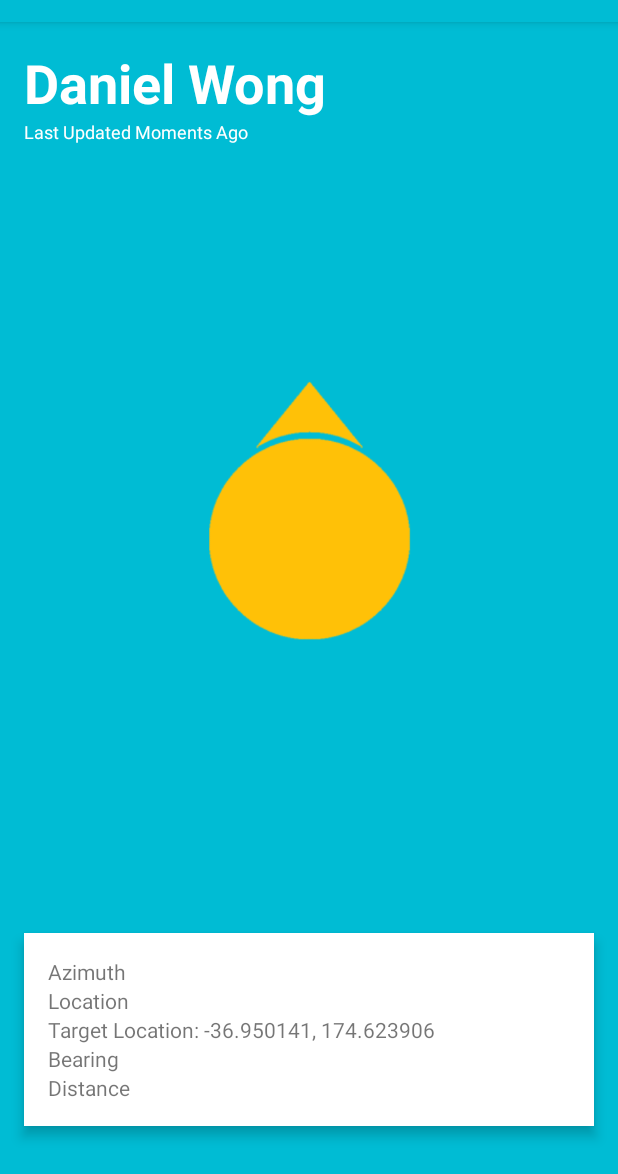
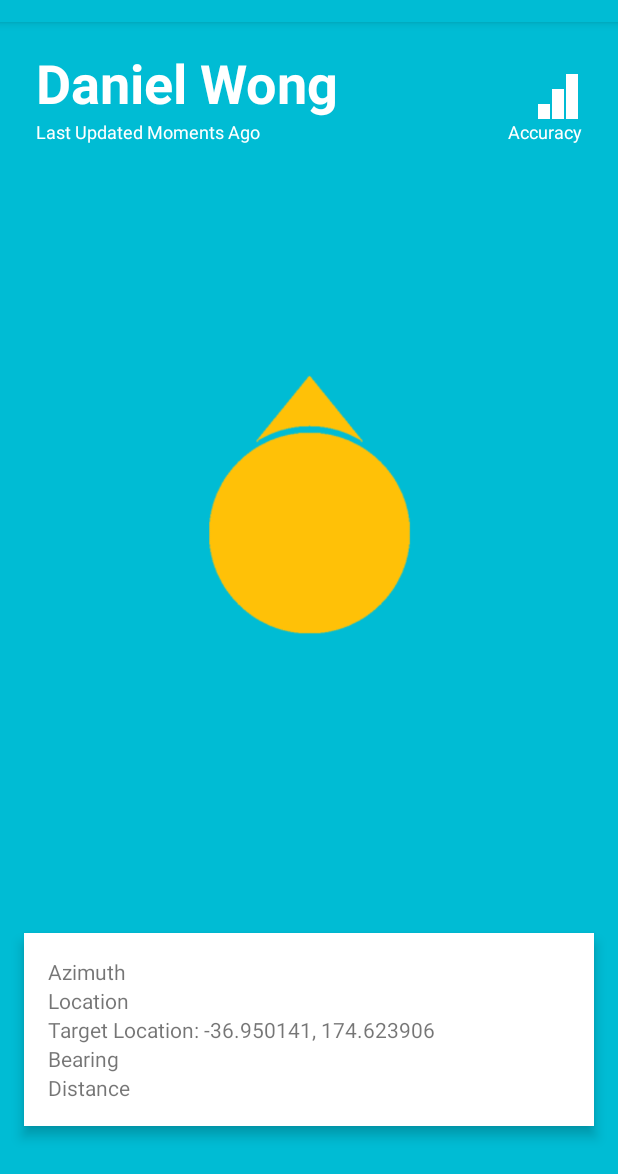
Before and after one commit to dan-wong/Friend-Compass, an Android app: the screen it shows after launch (MainActivity), on a phone screen of 412 x 824 dp, the part 62-1236 px from its top. Run offline under Robolectric (Android 15) with nearby library versions, the phone set to English and light mode, and no system bars; our stand-ins replace ButterKnife; libraries missing offline, so code that uses them is left out: permissions.dispatcher; 1 statement that could not run was skipped.

Commit message:
Add Accuracy Indicator

```diff
--- a/app/src/main/java/com/daniel/friendcompass/activities/MainActivity/MainActivity.java
+++ b/app/src/main/java/com/daniel/friendcompass/activities/MainActivity/MainActivity.java
@@ -5,6 +5,8 @@ import android.arch.lifecycle.Observer;
 import android.arch.lifecycle.ViewModelProviders;
 import android.content.DialogInterface;
 import android.content.Intent;
+import android.graphics.BitmapFactory;
+import android.hardware.SensorManager;
 import android.location.Location;
 import android.location.LocationManager;
 import android.os.Bundle;
@@ -45,6 +47,8 @@ public class MainActivity extends AppCompatActivity implements UserStoreCallback
     @BindView(R.id.bearingToTextView) TextView bearingToTextView;
     @BindView(R.id.distanceTextView) TextView distanceTextView;
     @BindView(R.id.compassImageView) ImageView compassImageView;
+    @BindView(R.id.accuracyImageView)
+    ImageView accuracyImageView;
 
     private LocationService locationService;
     private Location location;
@@ -72,7 +76,7 @@ public class MainActivity extends AppCompatActivity implements UserStoreCallback
         AzimuthSensor azimuthSensor = new AzimuthSensor(this);
         azimuthSensor.registerListener(this.viewModel);
 
-        findViewById(R.id.detailsLayout).setOnClickListener(new View.OnClickListener() {
+        findViewById(R.id.nameLayout).setOnClickListener(new View.OnClickListener() {
             @Override
             public void onClick(View view) {
                 Intent intent = new Intent(getApplicationContext(), UserActivity.class);
@@ -108,8 +112,27 @@ public class MainActivity extends AppCompatActivity implements UserStoreCallback
             }
         };
 
+        final Observer<Integer> sensorAccuracyObserver = new Observer<Integer>() {
+            @Override
+            public void onChanged(@Nullable Integer accuracy) {
+                if (accuracy == null) return;
+                switch (accuracy) {
+                    case SensorManager.SENSOR_STATUS_ACCURACY_HIGH:
+                        accuracyImageView.setImageBitmap(BitmapFactory.decodeResource(getResources(), R.drawable.accuracy_full));
+                        break;
+                    case SensorManager.SENSOR_STATUS_ACCURACY_MEDIUM:
+                        accuracyImageView.setImageBitmap(BitmapFactory.decodeResource(getResources(), R.drawable.accuracy_medium));
+                        break;
+                    default:
+                        accuracyImageView.setImageBitmap(BitmapFactory.decodeResource(getResources(), R.drawable.accuracy_low));
+                        break;
+                }
+            }
+        };
+
         viewModel.getAzimuth().observe(this, azimuthObserver);
         viewModel.getLocation().observe(this, locationObserver);
+        viewModel.getSensorAccuracy().observe(this, sensorAccuracyObserver);
     }
 
     @Override
--- a/app/src/main/java/com/daniel/friendcompass/activities/MainActivity/MainViewModel.java
+++ b/app/src/main/java/com/daniel/friendcompass/activities/MainActivity/MainViewModel.java
@@ -11,6 +11,7 @@ import com.daniel.friendcompass.util.Util;
 public class MainViewModel extends ViewModel implements AzimuthListener, LocationListener {
     private MutableLiveData<Double> azimuth;
     private MutableLiveData<Location> location;
+    private MutableLiveData<Integer> sensorAccuracy;
 
     public MutableLiveData<Double> getAzimuth() {
         if (azimuth == null) azimuth = new MutableLiveData<>();
@@ -20,6 +21,11 @@ public class MainViewModel extends ViewModel implements AzimuthListener, Locatio
     public MutableLiveData<Location> getLocation() {
         if (location == null) location = new MutableLiveData<>();
         return location;
+    }
+
+    public MutableLiveData<Integer> getSensorAccuracy() {
+        if (sensorAccuracy == null) sensorAccuracy = new MutableLiveData<>();
+        return sensorAccuracy;
     }
 
     @Override
@@ -36,6 +42,11 @@ public class MainViewModel extends ViewModel implements AzimuthListener, Locatio
     }
 
     @Override
+    public void sensorAccuracyChanged(int sensorAccuracy) {
+        this.sensorAccuracy.setValue(sensorAccuracy);
+    }
+
+    @Override
     public void locationReceived(Location location) {
         this.location.setValue(location);
     }
--- a/app/src/main/java/com/daniel/friendcompass/azimuth/AzimuthListener.java
+++ b/app/src/main/java/com/daniel/friendcompass/azimuth/AzimuthListener.java
@@ -2,4 +2,6 @@ package com.daniel.friendcompass.azimuth;
 
 public interface AzimuthListener {
     void bearingReceived(double azimuth);
+
+    void sensorAccuracyChanged(int sensorAccuracy);
 }
--- a/app/src/main/java/com/daniel/friendcompass/azimuth/AzimuthSensor.java
+++ b/app/src/main/java/com/daniel/friendcompass/azimuth/AzimuthSensor.java
@@ -43,6 +43,12 @@ public class AzimuthSensor implements SensorEventListener {
         }
     }
 
+    private void updateListeners(int accuracy) {
+        for (AzimuthListener listener : listeners) {
+            listener.sensorAccuracyChanged(accuracy);
+        }
+    }
+
     @Override
     public void onSensorChanged(SensorEvent sensorEvent) {
         switch(sensorEvent.sensor.getType()) {
@@ -72,5 +78,7 @@ public class AzimuthSensor implements SensorEventListener {
     }
 
     @Override
-    public void onAccuracyChanged(Sensor sensor, int i) { }
+    public void onAccuracyChanged(Sensor sensor, int i) {
+        updateListeners(i);
+    }
 }
--- a/app/src/main/res/layout/activity_main.xml
+++ b/app/src/main/res/layout/activity_main.xml
@@ -8,27 +8,31 @@
     android:background="@color/colorPrimary"
     tools:context=".activities.MainActivity.MainActivity">
 
-    <LinearLayout
+    <android.support.constraint.ConstraintLayout
         android:id="@+id/headerLayout"
         android:layout_width="match_parent"
         android:layout_height="wrap_content"
-        android:layout_marginStart="16dp"
+        android:layout_marginStart="24dp"
         android:layout_marginTop="16dp"
-        android:layout_marginEnd="16dp"
-        android:orientation="vertical"
+        android:layout_marginEnd="24dp"
         app:layout_constraintEnd_toEndOf="parent"
         app:layout_constraintStart_toStartOf="parent"
         app:layout_constraintTop_toTopOf="parent">
+
 
         <TextView
             android:id="@+id/nameTextView"
             android:layout_width="wrap_content"
             android:layout_height="wrap_content"
             android:fontFamily="sans-serif"
-            android:text="Daniel Wong"
+            android:text="@string/default_name"
             android:textColor="@android:color/white"
             android:textSize="36sp"
-            android:textStyle="bold" />
+            android:textStyle="bold"
+            app:layout_constraintBottom_toTopOf="@+id/lastUpdatedTextView"
+            app:layout_constraintStart_toStartOf="parent"
+            app:layout_constraintTop_toTopOf="parent"
+            app:layout_constraintVertical_chainStyle="packed" />
 
         <TextView
             android:id="@+id/lastUpdatedTextView"
@@ -36,26 +40,47 @@
             android:layout_height="wrap_content"
             android:text="Last Updated Moments Ago"
             android:textColor="@android:color/white"
-            android:textSize="12sp" />
-    </LinearLayout>
+            android:textSize="12sp"
+            app:layout_constraintStart_toStartOf="parent"
+            app:layout_constraintTop_toBottomOf="@+id/nameTextView" />
+
+        <ImageView
+            android:id="@+id/accuracyImageView"
+            android:layout_width="32dp"
+            android:layout_height="30dp"
+            app:layout_constraintBottom_toTopOf="@+id/accuracyTextView"
+            app:layout_constraintEnd_toEndOf="parent"
+            app:srcCompat="@drawable/accuracy_full" />
+
+        <TextView
+            android:id="@+id/accuracyTextView"
+            android:layout_width="wrap_content"
+            android:layout_height="wrap_content"
+            android:text="@string/accuracy"
+            android:textColor="@android:color/white"
+            android:textSize="12sp"
+            app:layout_constraintBottom_toBottomOf="parent"
+            app:layout_constraintEnd_toEndOf="parent" />
+
+    </android.support.constraint.ConstraintLayout>
 
     <ImageView
         android:id="@+id/compassImageView"
         android:layout_width="wrap_content"
         android:layout_height="250dp"
         android:layout_marginStart="16dp"
-        android:layout_marginTop="16dp"
+        android:layout_marginTop="8dp"
         android:layout_marginEnd="16dp"
         android:layout_marginBottom="16dp"
         android:padding="20dp"
-        app:layout_constraintBottom_toTopOf="@+id/detailsLayout"
+        app:layout_constraintBottom_toTopOf="@+id/nameLayout"
         app:layout_constraintEnd_toEndOf="parent"
         app:layout_constraintStart_toStartOf="parent"
         app:layout_constraintTop_toBottomOf="@+id/headerLayout"
         app:srcCompat="@drawable/compass" />
 
     <LinearLayout
-        android:id="@+id/detailsLayout"
+        android:id="@+id/nameLayout"
         android:layout_width="match_parent"
         android:layout_height="wrap_content"
         android:layout_marginStart="16dp"
--- a/app/src/main/res/values/strings.xml
+++ b/app/src/main/res/values/strings.xml
@@ -5,4 +5,5 @@
     <string name="location_placeholder">Location: %1$f, %2$f</string>
     <string name="distance_placeholder">Distance: %1$f</string>
     <string name="default_name">Daniel Wong</string>
+    <string name="accuracy">Accuracy</string>
 </resources>
```
Also changed, not shown: app/src/main/res/drawable/accuracy_full.png (added), app/src/main/res/drawable/accuracy_low.png (added), app/src/main/res/drawable/accuracy_medium.png (added).
